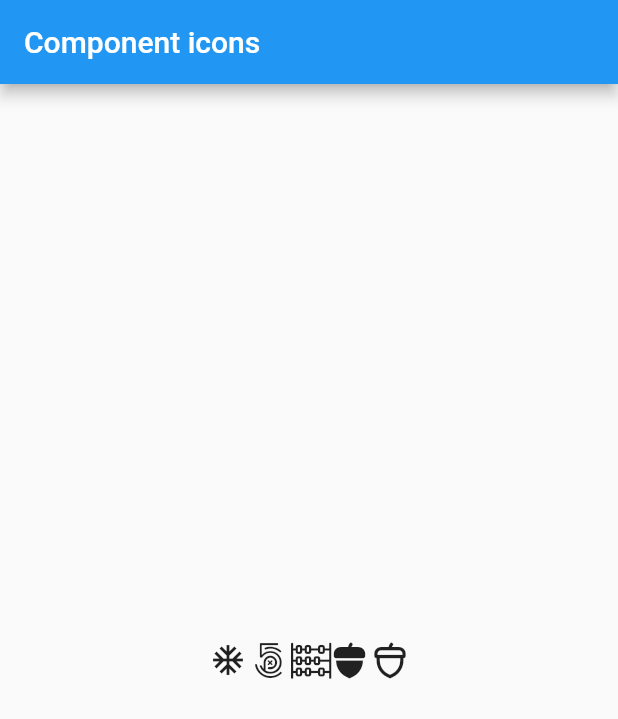
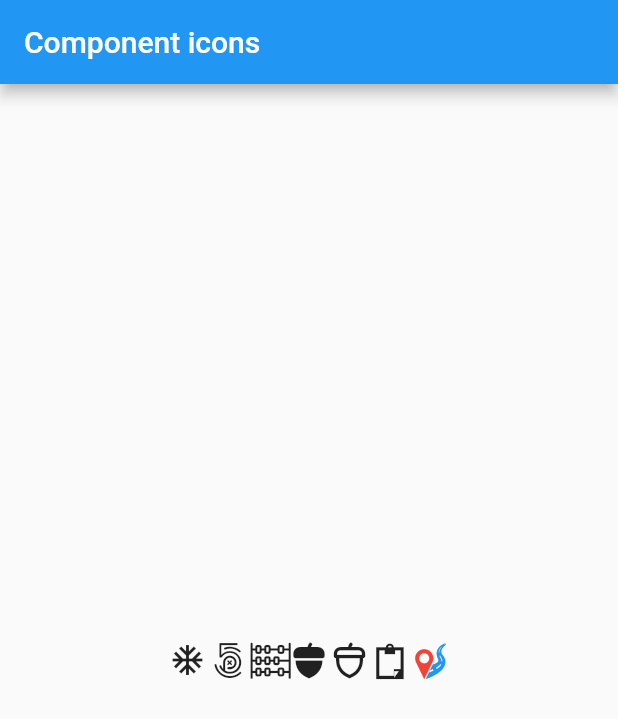
Before and after one commit to Renoldi/component_icon, a Flutter app: the screen it shows after launch, on a phone screen of 412 x 824 dp. Shown: the top 719 px of the screen. Run offline on Flutter 3.47's test engine with Material 2 defaults, Android fonts, the phone set to English and light mode, and no system bars.

Commit message:
change class name

```diff
--- a/example/lib/main.dart
+++ b/example/lib/main.dart
@@ -1,5 +1,6 @@
 import 'package:flutter/material.dart';
-import 'package:component_icons/component_icons.dart';
+import 'package:component_icons/font_awesome.dart';
+import 'package:component_icons/icon_set1.dart';
 
 void main() => runApp(MyApp());
 
@@ -40,19 +41,30 @@ class _MyHomePageState extends State<MyHomePage> {
             SizedBox(
               width: 3,
             ),
-            Icon(IconDataBrands(FontAwesomeBrandId.fa_500px)),
+            Icon(FontAwesomeBrands(FontAwesomeBrandId.fa_500px)),
             SizedBox(
               width: 3,
             ),
-            Icon(IconDataLight(FontAwesomeId.fa_abacus)),
+            Icon(FontAwesomeLight(FontAwesomeId.fa_abacus)),
             SizedBox(
               width: 3,
             ),
-            Icon(IconDataSolid(FontAwesomeId.fa_acorn)),
+            Icon(FontAwesomeSolid(FontAwesomeId.fa_acorn)),
             SizedBox(
               width: 3,
             ),
-            Icon(IconDataRegular(FontAwesomeId.fa_acorn)),
+            Icon(FontAwesomeRegular(FontAwesomeId.fa_acorn)),
+            SizedBox(
+              width: 3,
+            ),
+            Icon(IconSet1(IconSet1Id.job)),
+            SizedBox(
+              width: 3,
+            ),
+            Stack(children: <Widget>[
+              Icon(IconSet1(IconSet1Id.onroad_part_1), color: Colors.blue,),
+              Icon(IconSet1(IconSet1Id.onroead_part_2), color: Colors.red,)
+            ]),
           ],
         ),
       ),
--- a/lib/component_icons.dart
+++ b/lib/font_awesome.dart
@@ -1,7 +1,7 @@
 import 'package:flutter/widgets.dart';
 
-class IconDataBrands extends IconData {
-  const IconDataBrands(int codePoint)
+class FontAwesomeBrands extends IconData {
+  const FontAwesomeBrands(int codePoint)
       : super(
           codePoint,
           fontFamily: 'FontAwesomeBrands',
@@ -9,8 +9,8 @@ class IconDataBrands extends IconData {
         );
 }
 
-class IconDataSolid extends IconData {
-  const IconDataSolid(int codePoint)
+class FontAwesomeSolid extends IconData {
+  const FontAwesomeSolid(int codePoint)
       : super(
           codePoint,
           fontFamily: 'FontAwesomeSolid',
@@ -18,8 +18,8 @@ class IconDataSolid extends IconData {
         );
 }
 
-class IconDataRegular extends IconData {
-  const IconDataRegular(int codePoint)
+class FontAwesomeRegular extends IconData {
+  const FontAwesomeRegular(int codePoint)
       : super(
           codePoint,
           fontFamily: 'FontAwesomeRegular',
@@ -27,8 +27,8 @@ class IconDataRegular extends IconData {
         );
 }
 
-class IconDataLight extends IconData {
-  const IconDataLight(int codePoint)
+class FontAwesomeLight extends IconData {
+  const FontAwesomeLight(int codePoint)
       : super(
           codePoint,
           fontFamily: 'FontAwesomeLight',
--- /dev/null
+++ b/lib/icon_set1.dart
@@ -0,0 +1,17 @@
+import 'package:flutter/widgets.dart';
+
+class IconSet1 extends IconData {
+  const IconSet1(int codePoint)
+      : super(
+          codePoint,
+          fontFamily: 'icon-set1',
+          fontPackage: 'component_icons',
+        );
+}
+
+class IconSet1Id {
+  static const int onroead = 0xe903;
+  static const int onroad_part_1 = 0xe901;
+  static const int onroead_part_2 = 0xe902;
+  static const int job = 0xe900;
+}
--- a/pubspec.yaml
+++ b/pubspec.yaml
@@ -36,3 +36,7 @@ flutter:
       fonts:
         - asset: lib/fonts/fa-solid-900.ttf
           weight: 900
+    - family: icon-set1
+      fonts:
+        - asset: lib/fonts/icon-set1.ttf
+          weight: 900
```
Also changed, not shown: lib/fonts/icon-set1.svg (added), lib/fonts/icon-set1.ttf (added), 2 other files.
